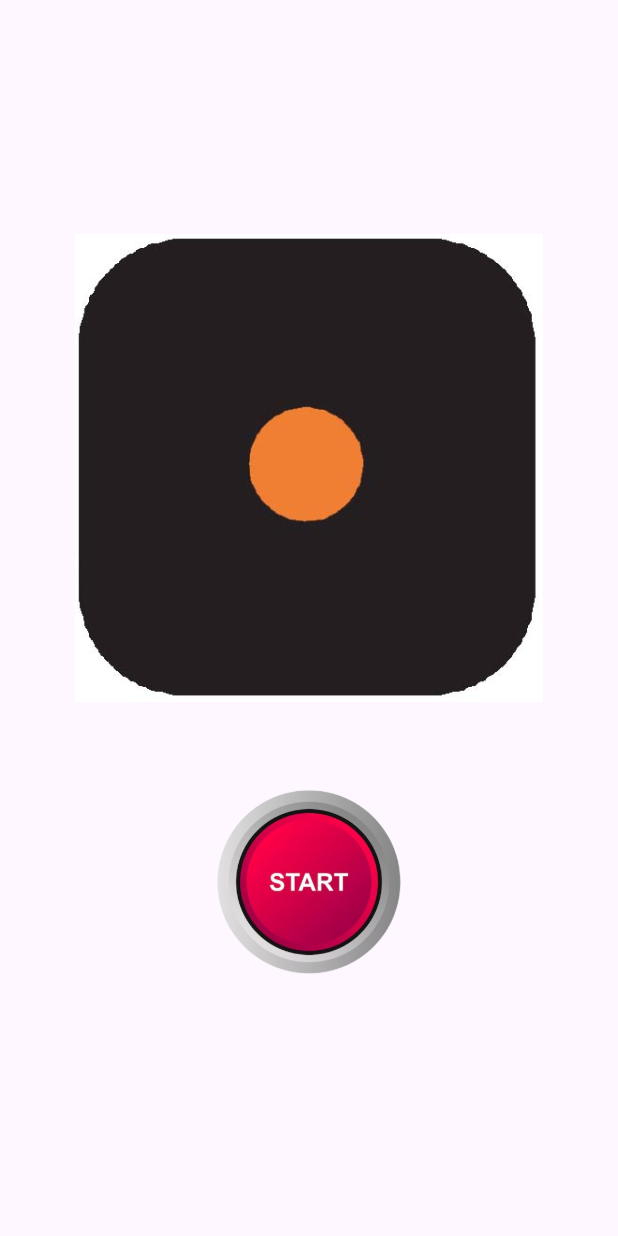
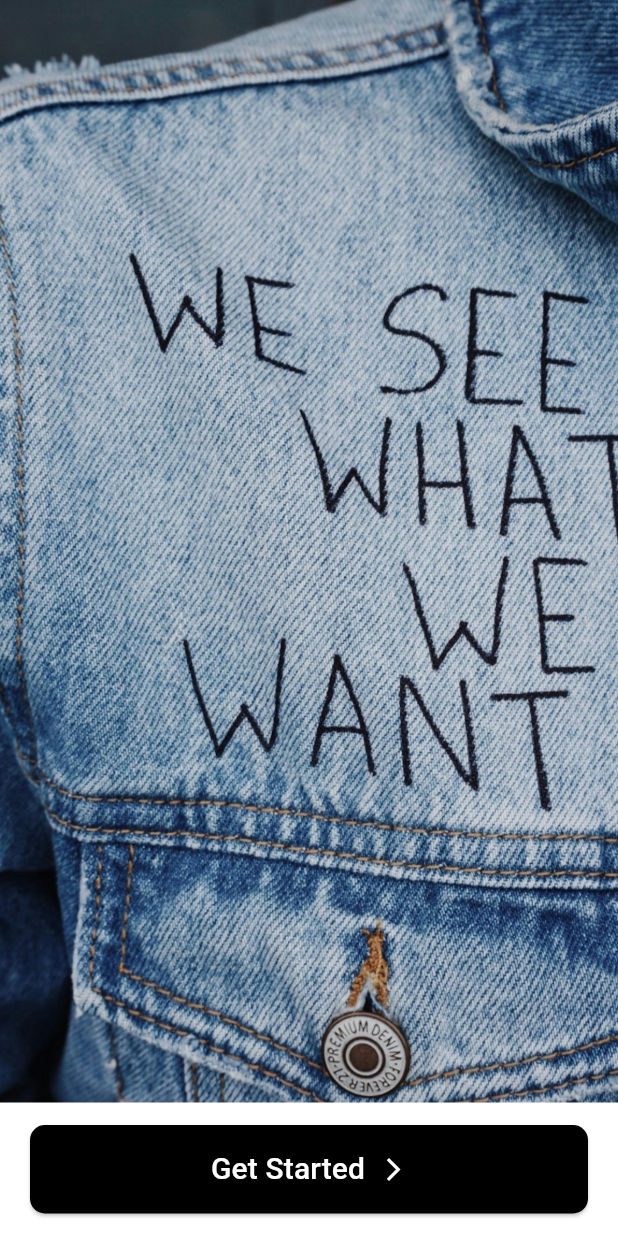
Before and after one commit to katlyzt/ui_build_hw, a Flutter app: the screen it shows after launch, on a phone screen of 412 x 824 dp. Run offline on Flutter 3.47's test engine with Material 3 defaults, Android fonts, the light colour scheme and no system bars.

Commit message:
i dont know what i am doing

```diff
--- a/lib/main.dart
+++ b/lib/main.dart
@@ -1,4 +1,5 @@
 import 'package:flutter/material.dart';
+import 'package:ui_build_hw/view/clothing_store/initial_page/initial_page.dart';
 
 /*void main() {
   runApp(MyApp());
@@ -1113,9 +1114,7 @@ class ReelsUi extends StatelessWidget {
 }
 */
 
-import 'dart:math';
-
-void main() {
+/*void main() {
   runApp(DiceApp());
 }
 
@@ -1152,7 +1151,7 @@ class DiceControl extends StatefulWidget {
 }
 
 class _DiceControlState extends State<DiceControl> {
-  String _currentDiceImage = "";
+  String? _currentDiceImage;
   final Random _random = Random();
   @override
   void initState() {
@@ -1167,7 +1166,7 @@ class _DiceControlState extends State<DiceControl> {
       children: [
         Padding(
           padding: const EdgeInsets.symmetric(horizontal: 50, vertical: 20),
-          child: Image.asset(_currentDiceImage),
+          child: Image.asset(_currentDiceImage!),
         ),
         SizedBox(
           width: 200,
@@ -1185,3 +1184,20 @@ class _DiceControlState extends State<DiceControl> {
     );
   }
 }
+*/
+
+void main() {
+  runApp(MyApp());
+}
+
+class MyApp extends StatelessWidget {
+  const MyApp({super.key});
+
+  @override
+  Widget build(BuildContext context) {
+    return MaterialApp(
+      debugShowCheckedModeBanner: false,
+      home: InitialPage(),
+    );
+  }
+}
--- /dev/null
+++ b/lib/view/clothing_store/initial_page/initial_page.dart
@@ -0,0 +1,55 @@
+import 'package:flutter/material.dart';
+import 'package:ui_build_hw/view/clothing_store/home_screen/home_page.dart';
+
+class InitialPage extends StatelessWidget {
+  const InitialPage({super.key});
+
+  @override
+  Widget build(BuildContext context) {
+    return Scaffold(
+      body: Column(
+        children: [
+          Expanded(
+            child: Image.asset(
+              "assets/images/clothing.jpg",
+              fit: BoxFit.cover,
+              width: double.infinity,
+            ),
+          ),
+          Container(
+            color: Colors.white,
+            padding: const EdgeInsets.symmetric(horizontal: 20, vertical: 15),
+            width: double.infinity,
+            child: ElevatedButton(
+              style: ElevatedButton.styleFrom(
+                backgroundColor: Colors.black,
+                padding: const EdgeInsets.symmetric(vertical: 15),
+                shape: RoundedRectangleBorder(
+                  borderRadius: BorderRadius.circular(10),
+                ),
+              ),
+              onPressed: () {
+                Navigator.pushReplacement(
+                    context,
+                    MaterialPageRoute(
+                      builder: (context) => HomePage(),
+                    ));
+              },
+              child: Row(
+                mainAxisAlignment: MainAxisAlignment.center,
+                children: [
+                  Text(
+                    "Get Started",
+                    style: TextStyle(color: Colors.white, fontSize: 20),
+                  ),
+                  SizedBox(width: 10),
+                  Icon(Icons.arrow_forward_ios, color: Colors.white),
+                ],
+              ),
+            ),
+          ),
+        ],
+      ),
+    );
+  }
+}
```
Also changed, not shown: lib/view/clothing_store/home_screen/home_page.dart (added, +95 -0 lines), assets/images/clothing.jpg (added).
